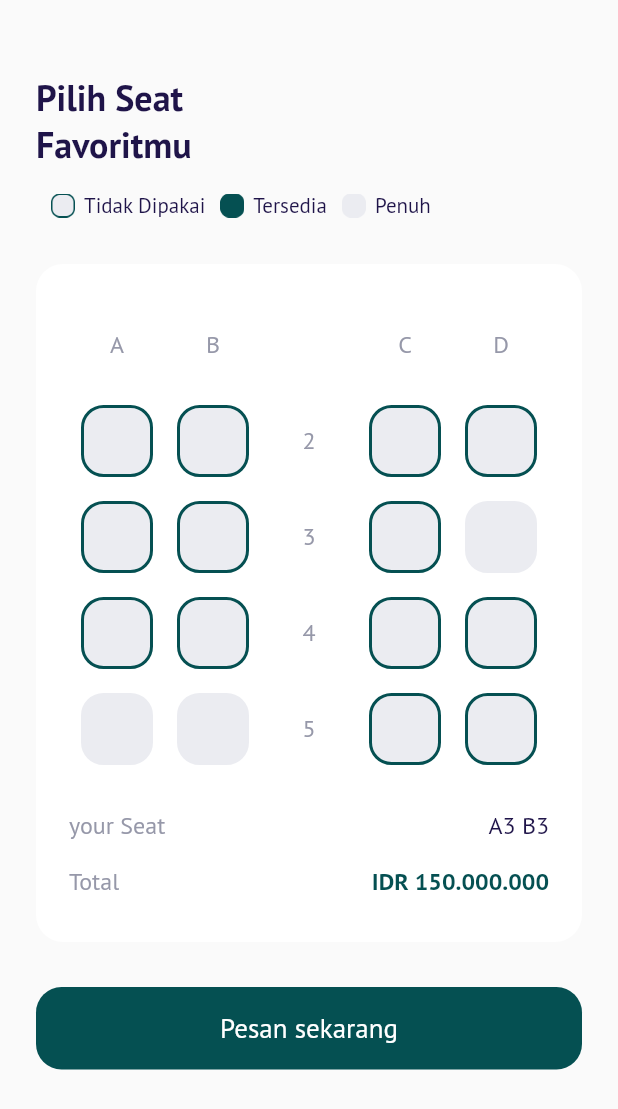
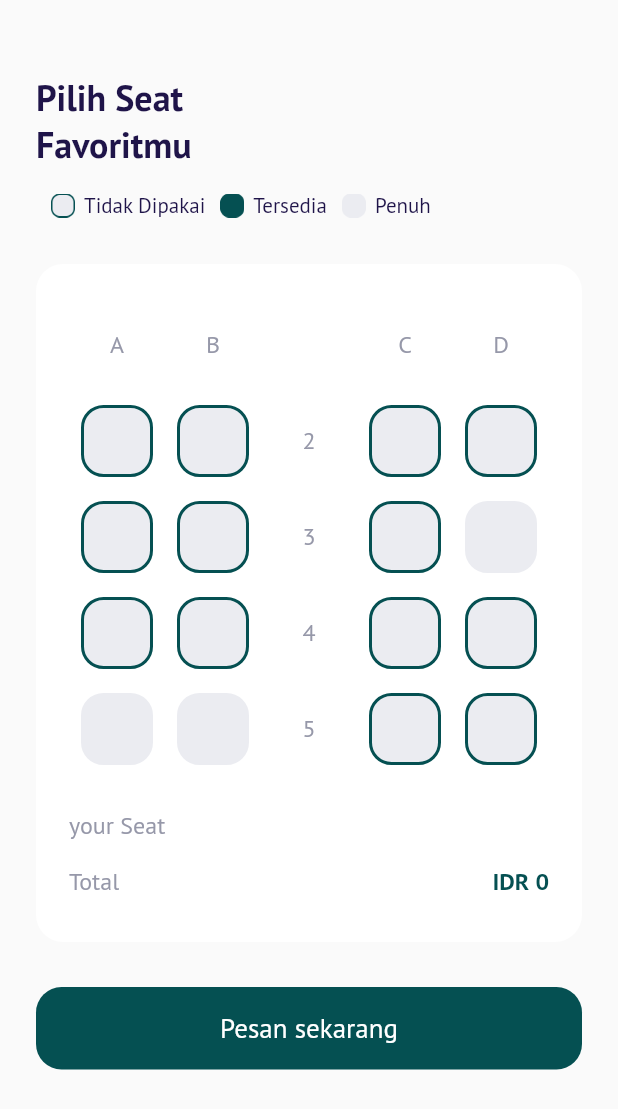
Before and after one commit to fredibagus12/terbangin-apps, a Flutter app: the DetailPage screen opened directly with empty values, after a tap on "pesan ini", on a phone screen of 412 x 824 dp. Shown: the top 1109 px of the screen. Run offline on Flutter 3.47's test engine with Material 2 defaults, Android fonts, the phone set to English and light mode, and no system bars; our stand-ins replace bloc, cloud_firestore, equatable, firebase_auth, firebase_core, flutter_bloc and 1 more; accounts and stored records are empty; network calls fail.

Commit message:
Format Currency & Selected Seat

```diff
--- a/terbangin/lib/cubit/seat_cubit.dart
+++ b/terbangin/lib/cubit/seat_cubit.dart
@@ -11,7 +11,7 @@ class SeatCubit extends Cubit<List<String>> {
     } else {
       state.remove(id);
     }
-    emit(state);
+    emit(List.from(state));
   }
 
   bool isSelected(String id) {
--- a/terbangin/lib/ui/pages/choose_seat_page.dart
+++ b/terbangin/lib/ui/pages/choose_seat_page.dart
@@ -2,13 +2,19 @@
 
 import 'package:flutter/material.dart';
 import 'package:flutter/rendering.dart';
+import 'package:flutter_bloc/flutter_bloc.dart';
+import 'package:intl/intl.dart';
+import 'package:terbangin/cubit/seat_cubit.dart';
+import 'package:terbangin/models/destination_model.dart';
 import 'package:terbangin/shared/theme.dart';
 import 'package:terbangin/ui/pages/checkout_page.dart';
 import 'package:terbangin/ui/widget/custom_button.dart';
 import 'package:terbangin/ui/widget/seat_item.dart';
 
+// ignore: must_be_immutable
 class ChooseSeatPage extends StatelessWidget {
-  const ChooseSeatPage({Key? key}) : super(key: key);
+  DestinationModel destinations;
+  ChooseSeatPage(this.destinations, {Key? key}) : super(key: key);
 
   @override
   Widget build(BuildContext context) {
@@ -85,6 +91,8 @@ class ChooseSeatPage extends StatelessWidget {
     }
 
     Widget selectSeat() {
+      return BlocBuilder<SeatCubit, List<String>>(
+        builder: (context, state) {
           return Container(
             width: double.infinity,
             padding: const EdgeInsets.symmetric(
@@ -315,7 +323,7 @@ class ChooseSeatPage extends StatelessWidget {
                         ),
                       ),
                       Text(
-                    'A3 B3',
+                        state.join(', '),
                         style: blackTextStyle.copyWith(
                           fontSize: 16,
                         ),
@@ -335,7 +343,11 @@ class ChooseSeatPage extends StatelessWidget {
                         ),
                       ),
                       Text(
-                    'IDR 150.000.000',
+                        NumberFormat.currency(
+                          locale: 'id',
+                          symbol: 'IDR ',
+                          decimalDigits: 0,
+                        ).format(state.length * destinations.price),
                         style: primaryTextStyle.copyWith(
                           fontSize: 16,
                           fontWeight: semiBold,
@@ -347,6 +359,8 @@ class ChooseSeatPage extends StatelessWidget {
                 // ignore: avoid_unnecessary_containers
               ],
             ),
+          );
+        },
       );
     }
 
--- a/terbangin/lib/ui/pages/detail_page.dart
+++ b/terbangin/lib/ui/pages/detail_page.dart
@@ -265,7 +265,7 @@ class DetailPage extends StatelessWidget {
                       Navigator.push(
                         context,
                         MaterialPageRoute(
-                          builder: (context) => ChooseSeatPage(),
+                          builder: (context) => ChooseSeatPage(destinations),
                         ),
                       );
                     },
--- a/terbangin/lib/ui/widget/seat_item.dart
+++ b/terbangin/lib/ui/widget/seat_item.dart
@@ -17,7 +17,7 @@ class SeatItem extends StatelessWidget {
   @override
   Widget build(BuildContext context) {
     // ignore: unused_local_variable
-    bool isSelected = context.read<SeatCubit>().isSelected(id);
+    bool isSelected = context.watch<SeatCubit>().isSelected(id);
     // ignore: non_constant_identifier_names
     backgroundColor() {
       if (!isAvailable) {
```
Lines whose indentation alone changed are shown as unchanged.
